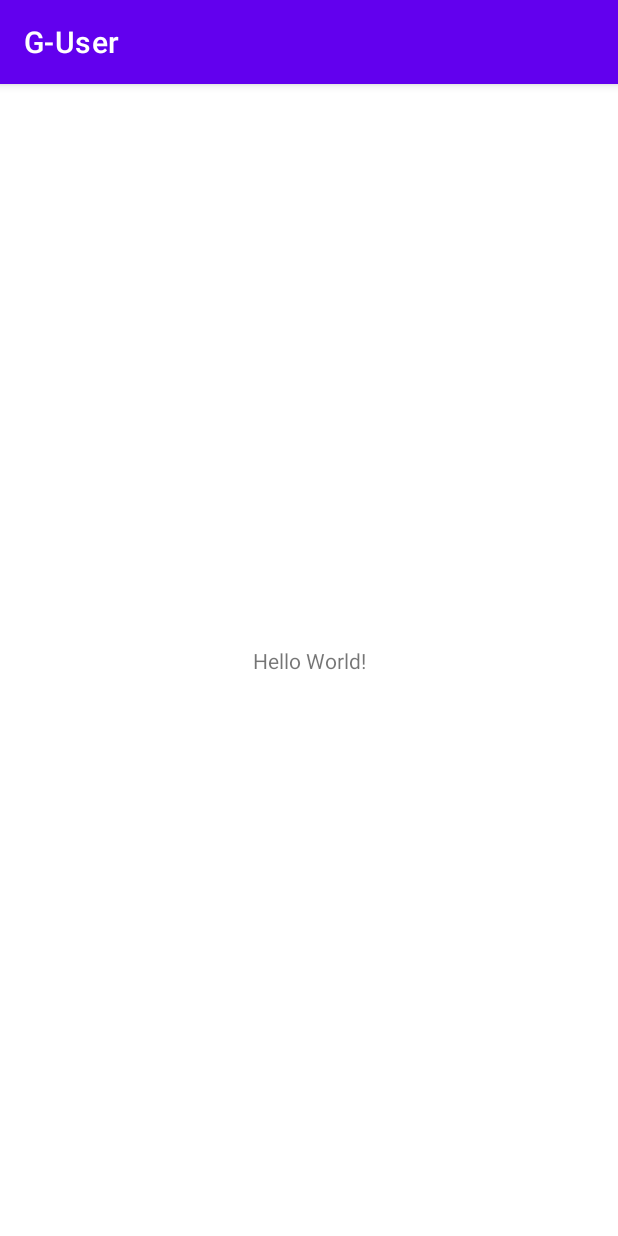
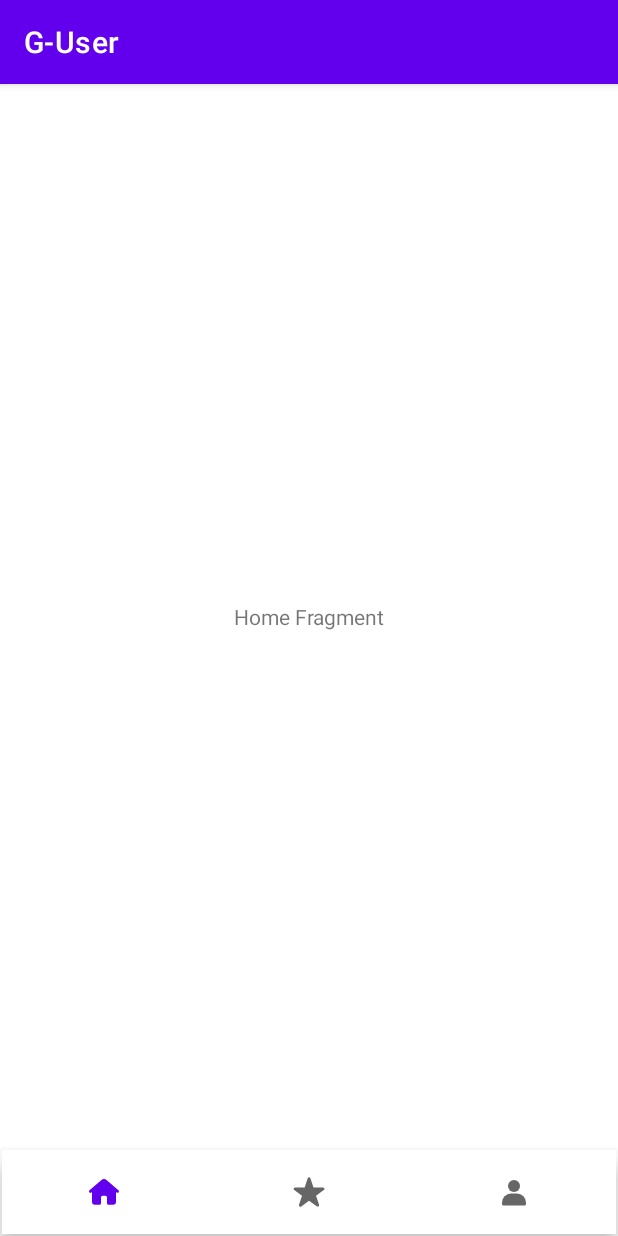
Before and after one commit to fturkan/G-User, an Android app: the screen it shows after launch (MainActivity before the commit, HomeActivity after it), on a phone screen of 412 x 824 dp. Run offline under Robolectric (Android 15) with nearby library versions, the phone set to English and light mode, and no system bars.

Commit message:
Added bottom navigation bar

```diff
--- a/app/build.gradle
+++ b/app/build.gradle
@@ -22,10 +22,16 @@ android {
             proguardFiles getDefaultProguardFile('proguard-android-optimize.txt'), 'proguard-rules.pro'
         }
     }
+
+    buildFeatures {
+        viewBinding true
+    }
+
     compileOptions {
         sourceCompatibility JavaVersion.VERSION_1_8
         targetCompatibility JavaVersion.VERSION_1_8
     }
+
     kotlinOptions {
         jvmTarget = '1.8'
     }
--- a/app/src/main/AndroidManifest.xml
+++ b/app/src/main/AndroidManifest.xml
@@ -16,10 +16,10 @@
         android:theme="@style/Theme.GUser"
         tools:targetApi="31">
         <activity
-            android:name=".HomeActivity"
+            android:name=".ui.main.MainActivity"
             android:exported="false" />
         <activity
-            android:name="com.fturkan.guser.ui.main.MainActivity"
+            android:name="com.fturkan.guser.ui.home.HomeActivity"
             android:exported="true">
             <intent-filter>
                 <action android:name="android.intent.action.MAIN" />
--- /dev/null
+++ b/app/src/main/java/com/fturkan/guser/HomeFragment.kt
@@ -0,0 +1,59 @@
+package com.fturkan.guser
+
+import android.os.Bundle
+import androidx.fragment.app.Fragment
+import android.view.LayoutInflater
+import android.view.View
+import android.view.ViewGroup
+
+// TODO: Rename parameter arguments, choose names that match
+// the fragment initialization parameters, e.g. ARG_ITEM_NUMBER
+private const val ARG_PARAM1 = "param1"
+private const val ARG_PARAM2 = "param2"
+
+/**
+ * A simple [Fragment] subclass.
+ * Use the [HomeFragment.newInstance] factory method to
+ * create an instance of this fragment.
+ */
+class HomeFragment : Fragment() {
+    // TODO: Rename and change types of parameters
+    private var param1: String? = null
+    private var param2: String? = null
+
+    override fun onCreate(savedInstanceState: Bundle?) {
+        super.onCreate(savedInstanceState)
+        arguments?.let {
+            param1 = it.getString(ARG_PARAM1)
+            param2 = it.getString(ARG_PARAM2)
+        }
+    }
+
+    override fun onCreateView(
+        inflater: LayoutInflater, container: ViewGroup?,
+        savedInstanceState: Bundle?
+    ): View? {
+        // Inflate the layout for this fragment
+        return inflater.inflate(R.layout.fragment_home, container, false)
+    }
+
+    companion object {
+        /**
+         * Use this factory method to create a new instance of
+         * this fragment using the provided parameters.
+         *
+         * @param param1 Parameter 1.
+         * @param param2 Parameter 2.
+         * @return A new instance of fragment HomeFragment.
+         */
+        // TODO: Rename and change types and number of parameters
+        @JvmStatic
+        fun newInstance(param1: String, param2: String) =
+            HomeFragment().apply {
+                arguments = Bundle().apply {
+                    putString(ARG_PARAM1, param1)
+                    putString(ARG_PARAM2, param2)
+                }
+            }
+    }
+}
--- a/app/src/main/java/com/fturkan/guser/ui/home/HomeActivity.kt
+++ b/app/src/main/java/com/fturkan/guser/ui/home/HomeActivity.kt
@@ -2,11 +2,37 @@ package com.fturkan.guser.ui.home
 
 import androidx.appcompat.app.AppCompatActivity
 import android.os.Bundle
+import androidx.fragment.app.Fragment
+import com.fturkan.guser.FavoritesFragment
+import com.fturkan.guser.HomeFragment
+import com.fturkan.guser.ProfileFragment
 import com.fturkan.guser.R
+import com.fturkan.guser.databinding.ActivityHomeBinding
 
 class HomeActivity : AppCompatActivity() {
+
+    private lateinit var binding : ActivityHomeBinding
+
     override fun onCreate(savedInstanceState: Bundle?) {
         super.onCreate(savedInstanceState)
-        setContentView(R.layout.activity_home)
+        binding = ActivityHomeBinding.inflate(layoutInflater)
+        setContentView(binding.root)
+        replaceFragment(HomeFragment())
+
+        binding.bottomNavigationView.setOnItemSelectedListener { item ->
+            when(item.itemId) {
+                R.id.bottom_home_item -> replaceFragment(HomeFragment())
+                R.id.bottom_favorite_item -> replaceFragment(FavoritesFragment())
+                R.id.bottom_profile_item -> replaceFragment(ProfileFragment())
+            }
+            true
+        }
+
+    }
+
+    private fun replaceFragment(fragment : Fragment) {
+        val transaction = supportFragmentManager.beginTransaction()
+        transaction.replace(R.id.homeActivity_fl, fragment)
+        transaction.commit()
     }
 }
--- a/app/src/main/java/com/fturkan/guser/ui/main/MainActivity.kt
+++ b/app/src/main/java/com/fturkan/guser/ui/main/MainActivity.kt
@@ -3,10 +3,16 @@ package com.fturkan.guser.ui.main
 import androidx.appcompat.app.AppCompatActivity
 import android.os.Bundle
 import com.fturkan.guser.R
+import com.fturkan.guser.databinding.ActivityMainBinding
 
 class MainActivity : AppCompatActivity() {
+
+    private lateinit var binding : ActivityMainBinding
+
     override fun onCreate(savedInstanceState: Bundle?) {
         super.onCreate(savedInstanceState)
-        setContentView(R.layout.activity_main)
+        binding = ActivityMainBinding.inflate(layoutInflater)
+        setContentView(binding.root)
+
     }
 }
--- /dev/null
+++ b/app/src/main/res/drawable/ic_avatar.xml
@@ -0,0 +1,12 @@
+<vector xmlns:android="http://schemas.android.com/apk/res/android"
+    android:width="24dp"
+    android:height="24dp"
+    android:viewportWidth="24"
+    android:viewportHeight="24">
+  <path
+      android:pathData="M12,8m-4,0a4,4 0,1 1,8 0a4,4 0,1 1,-8 0"
+      android:fillColor="#464646"/>
+  <path
+      android:pathData="M20,19v1a1,1 0,0 1,-1 1H5a1,1 0,0 1,-1 -1V19a6,6 0,0 1,6 -6h4A6,6 0,0 1,20 19Z"
+      android:fillColor="#464646"/>
+</vector>
--- /dev/null
+++ b/app/src/main/res/drawable/ic_favorite.xml
@@ -0,0 +1,9 @@
+<vector xmlns:android="http://schemas.android.com/apk/res/android"
+    android:width="24dp"
+    android:height="24dp"
+    android:viewportWidth="24"
+    android:viewportHeight="24">
+  <path
+      android:pathData="M21.82,10.74 L16.7,14.45l2,6a1,1 0,0 1,-0.37 1.12,1 1,0 0,1 -1.17,0L12,17.87 6.88,21.59a1,1 0,0 1,-1.17 0,1 1,0 0,1 -0.37,-1.12l2,-6L2.18,10.74a1,1 0,0 1,0.59 -1.81H9.09l2,-6a1,1 0,0 1,1.9 0l2,6h6.32a1,1 0,0 1,0.59 1.81Z"
+      android:fillColor="#464646"/>
+</vector>
--- /dev/null
+++ b/app/src/main/res/drawable/ic_home.xml
@@ -0,0 +1,9 @@
+<vector xmlns:android="http://schemas.android.com/apk/res/android"
+    android:width="24dp"
+    android:height="24dp"
+    android:viewportWidth="24"
+    android:viewportHeight="24">
+  <path
+      android:pathData="M21.76,12.14a1,1 0,0 1,-0.76 0.36,1 1,0 0,1 -0.64,-0.23L20,12V18.5a2,2 0,0 1,-2 2H15a1,1 0,0 1,-1 -1v-4a1,1 0,0 0,-1 -1H11a1,1 0,0 0,-1 1v4a1,1 0,0 1,-1 1H6a2,2 0,0 1,-2 -2V12l-0.36,0.3a1,1 0,0 1,-1.28 -1.54l7.77,-6.54a2.86,2.86 0,0 1,3.74 0l7.77,6.54A1,1 0,0 1,21.76 12.14Z"
+      android:fillColor="#464646"/>
+</vector>
--- a/app/src/main/res/layout/activity_home.xml
+++ b/app/src/main/res/layout/activity_home.xml
@@ -6,4 +6,28 @@
     android:layout_height="match_parent"
     tools:context=".ui.home.HomeActivity">
 
+    <FrameLayout
+        android:id="@+id/homeActivity_fl"
+        android:layout_width="0dp"
+        android:layout_height="0dp"
+        app:layout_constraintBottom_toTopOf="@+id/bottomNavigationView"
+        app:layout_constraintEnd_toEndOf="parent"
+        app:layout_constraintStart_toStartOf="parent"
+        app:layout_constraintTop_toTopOf="parent">
+
+    </FrameLayout>
+
+    <com.google.android.material.bottomnavigation.BottomNavigationView
+        android:id="@+id/bottomNavigationView"
+        android:layout_width="409dp"
+        android:layout_height="wrap_content"
+        android:layout_marginStart="1dp"
+        android:layout_marginEnd="1dp"
+        android:layout_marginBottom="1dp"
+        app:labelVisibilityMode="unlabeled"
+        app:layout_constraintBottom_toBottomOf="parent"
+        app:layout_constraintEnd_toEndOf="parent"
+        app:layout_constraintStart_toStartOf="parent"
+        app:menu="@menu/bottom_nav_menu" />
+
 </androidx.constraintlayout.widget.ConstraintLayout>
--- a/app/src/main/res/layout/activity_main.xml
+++ b/app/src/main/res/layout/activity_main.xml
@@ -6,13 +6,4 @@
     android:layout_height="match_parent"
     tools:context=".ui.main.MainActivity">
 
-    <TextView
-        android:layout_width="wrap_content"
-        android:layout_height="wrap_content"
-        android:text="Hello World!"
-        app:layout_constraintBottom_toBottomOf="parent"
-        app:layout_constraintEnd_toEndOf="parent"
-        app:layout_constraintStart_toStartOf="parent"
-        app:layout_constraintTop_toTopOf="parent" />
-
 </androidx.constraintlayout.widget.ConstraintLayout>
--- /dev/null
+++ b/app/src/main/res/layout/fragment_home.xml
@@ -0,0 +1,26 @@
+<?xml version="1.0" encoding="utf-8"?>
+<FrameLayout xmlns:android="http://schemas.android.com/apk/res/android"
+    xmlns:app="http://schemas.android.com/apk/res-auto"
+    xmlns:tools="http://schemas.android.com/tools"
+    android:layout_width="match_parent"
+    android:layout_height="match_parent"
+    tools:context=".HomeFragment">
+
+    <androidx.constraintlayout.widget.ConstraintLayout
+        android:layout_width="match_parent"
+        android:layout_height="match_parent">
+
+        <TextView
+            android:id="@+id/title_tv"
+            android:layout_width="match_parent"
+            android:layout_height="match_parent"
+            android:gravity="center"
+            android:text="Home Fragment"
+            android:textAlignment="center"
+            app:layout_constraintBottom_toBottomOf="parent"
+            app:layout_constraintEnd_toEndOf="parent"
+            app:layout_constraintStart_toStartOf="parent"
+            app:layout_constraintTop_toTopOf="parent" />
+    </androidx.constraintlayout.widget.ConstraintLayout>
+
+</FrameLayout>
--- /dev/null
+++ b/app/src/main/res/menu/bottom_nav_menu.xml
@@ -0,0 +1,17 @@
+<?xml version="1.0" encoding="utf-8"?>
+<menu xmlns:android="http://schemas.android.com/apk/res/android">
+
+    <item
+        android:id="@+id/bottom_home_item"
+        android:icon="@drawable/ic_home"
+        android:title="Home" />
+    <item
+        android:id="@+id/bottom_favorite_item"
+        android:icon="@drawable/ic_favorite"
+        android:title="Favorite" />
+    <item
+        android:id="@+id/bottom_profile_item"
+        android:icon="@drawable/ic_avatar"
+        android:title="Profile" />
+
+</menu>
--- a/app/src/main/res/values/strings.xml
+++ b/app/src/main/res/values/strings.xml
@@ -1,3 +1,5 @@
 <resources>
     <string name="app_name">G-User</string>
+    <!-- TODO: Remove or change this placeholder text -->
+    <string name="hello_blank_fragment">Hello blank fragment</string>
 </resources>
```
Also changed, not shown: app/src/main/java/com/fturkan/guser/FavoritesFragment.kt (added, +59 -0 lines), app/src/main/java/com/fturkan/guser/ProfileFragment.kt (added, +59 -0 lines), app/src/main/res/drawable/ic_search.xml (added, +9 -0 lines), app/src/main/res/layout/fragment_favorites.xml (added, +26 -0 lines), app/src/main/res/layout/fragment_profile.xml (added, +26 -0 lines).
